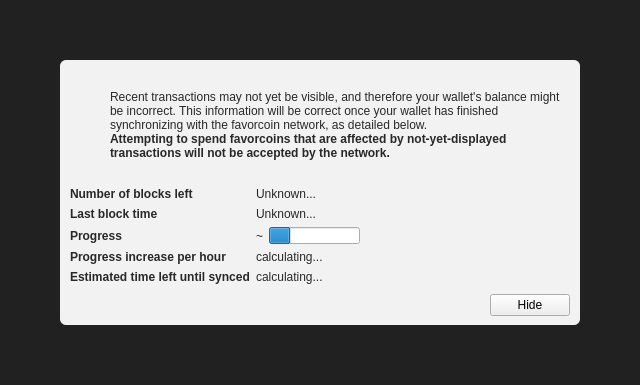
Old version of the form src/qt/forms/modaloverlay.ui in the repository otecmichal/kryptokoruna.
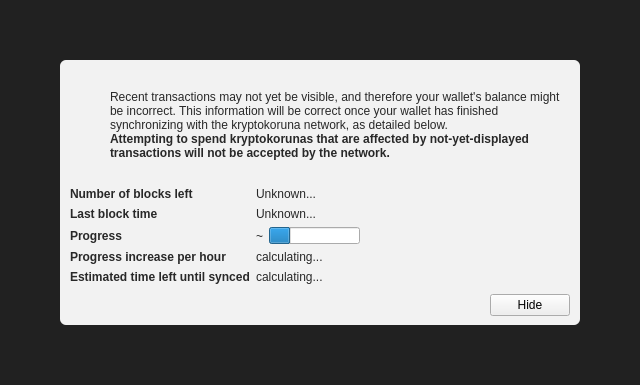
New version of the form. Icons and pictures are not drawn. Custom widgets are drawn as their Qt base class.

Commit message: replacing strings favorcoin -> kryptokoruna

Patch:
```diff
--- a/src/qt/forms/modaloverlay.ui
+++ b/src/qt/forms/modaloverlay.ui
@@ -130,7 +130,7 @@
              <item>
               <widget class="QLabel" name="infoText">
                <property name="text">
-                <string>Recent transactions may not yet be visible, and therefore your wallet's balance might be incorrect. This information will be correct once your wallet has finished synchronizing with the favorcoin network, as detailed below.</string>
+                <string>Recent transactions may not yet be visible, and therefore your wallet's balance might be incorrect. This information will be correct once your wallet has finished synchronizing with the kryptokoruna network, as detailed below.</string>
                </property>
                <property name="textFormat">
                 <enum>Qt::RichText</enum>
@@ -149,7 +149,7 @@
                 </font>
                </property>
                <property name="text">
-                <string>Attempting to spend favorcoins that are affected by not-yet-displayed transactions will not be accepted by the network.</string>
+                <string>Attempting to spend kryptokorunas that are affected by not-yet-displayed transactions will not be accepted by the network.</string>
                </property>
                <property name="textFormat">
                 <enum>Qt::RichText</enum>
```
The commit also changes 213 other files.
